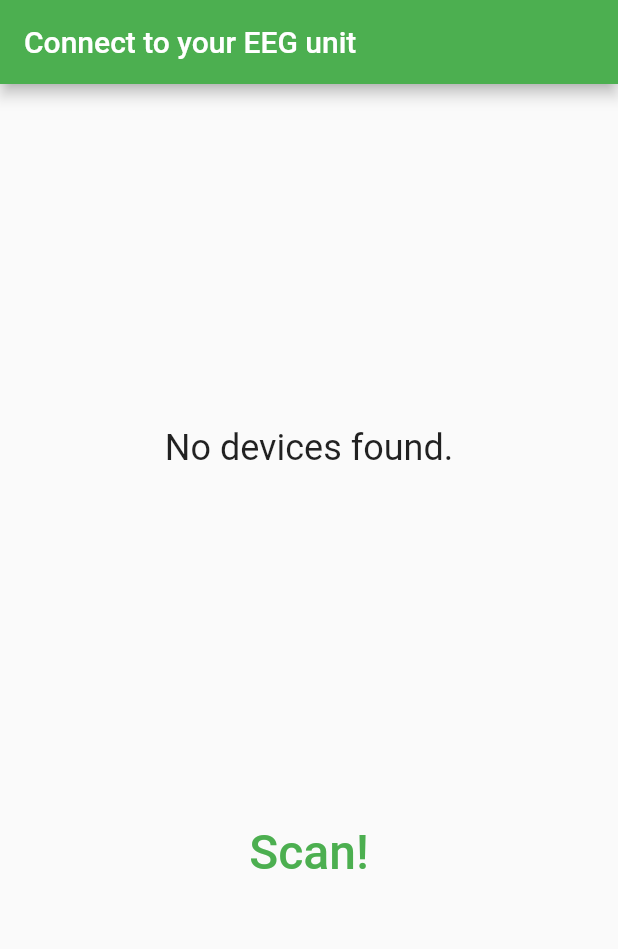
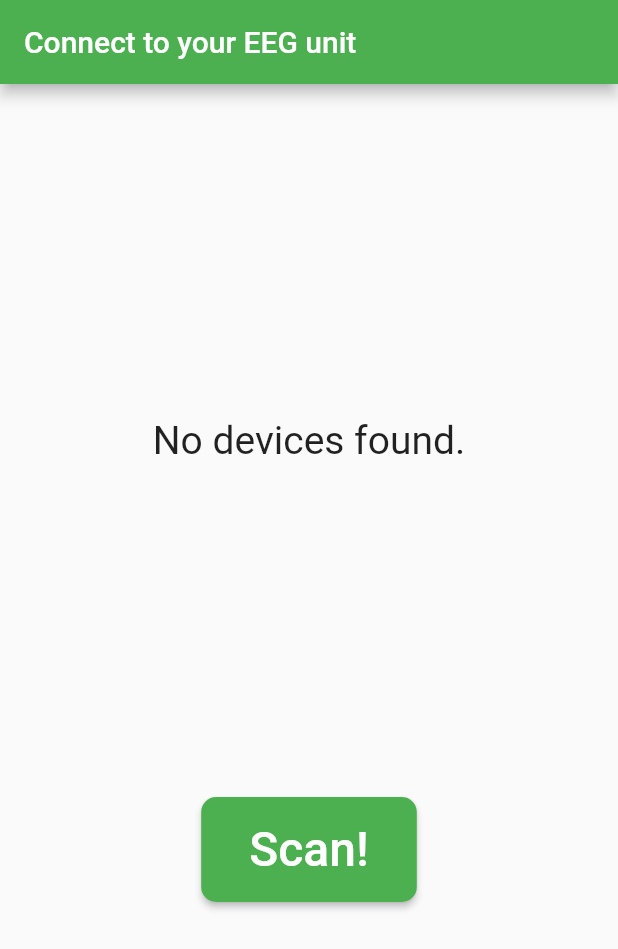
Before and after one commit to jmtorsvik/iot-4-eeg, a Flutter app: the screen it shows after launch, after a tap on "Scan!", on a phone screen of 412 x 824 dp. Shown: the top 949 px of the screen. Run offline on Flutter 3.47's test engine with Material 2 defaults, Android fonts, the phone set to English and light mode, and no system bars; our stand-ins replace flutter_blue_plus.

Commit message:
Scan for devices with name containing 'EEG_CONTROLLER'

```diff
--- a/eeg/connection_app/lib/device_list.dart
+++ b/eeg/connection_app/lib/device_list.dart
@@ -2,16 +2,24 @@ import 'package:flutter/material.dart';
 import 'package:flutter_blue_plus/flutter_blue_plus.dart';
 
 class DeviceList extends StatelessWidget {
-  const DeviceList(this.devices, {super.key});
+  const DeviceList(this.devices, this.onPressed, {super.key});
 
   final Set<BluetoothDevice> devices;
+  final Function onPressed;
 
   @override
   Widget build(BuildContext context) {
     return Column(
       children: devices
-          .map((device) =>
-              Text(device.name, style: const TextStyle(fontSize: 24)))
+          .map(
+            (device) => TextButton(
+              onPressed: () => onPressed(device.name),
+              child: Text(
+                device.name,
+                style: const TextStyle(fontSize: 20),
+              ),
+            ),
+          )
           .toList(),
     );
   }
--- a/eeg/connection_app/lib/home_screen.dart
+++ b/eeg/connection_app/lib/home_screen.dart
@@ -17,20 +17,76 @@ class _HomeScreenState extends State<HomeScreen> {
   Set<BluetoothDevice> _scannedDevices = {};
   bool _isScanning = false;
 
+  @override
+  Widget build(BuildContext context) {
+    return Scaffold(
+      appBar: AppBar(title: const Text('Connect to your EEG unit')),
+      body: Center(
+        child: Column(
+          mainAxisAlignment: MainAxisAlignment.spaceEvenly,
+          children: [
+            _isScanning
+                ? const Text(
+                    "Scanning...",
+                    style: TextStyle(fontSize: 26),
+                  )
+                : _scannedDevices.isEmpty
+                    ? const Text(
+                        "No devices found.",
+                        style: TextStyle(fontSize: 26),
+                      )
+                    : Column(
+                        mainAxisAlignment: MainAxisAlignment.spaceBetween,
+                        children: [
+                          const Text(
+                            "Found the following devices:",
+                            style: TextStyle(fontSize: 26),
+                          ),
+                          const SizedBox(height: 16),
+                          DeviceList(
+                            _scannedDevices,
+                            // TODO: Add function for connecting to EEG Controller
+                            (name) => print("Connect to $name"),
+                          ),
+                        ],
+                      ),
+            ElevatedButton(
+              onPressed: scanPeripherals,
+              style: ButtonStyle(
+                shape: MaterialStateProperty.all<RoundedRectangleBorder>(
+                  RoundedRectangleBorder(
+                    borderRadius: BorderRadius.circular(10),
+                  ),
+                ),
+              ),
+              child: const Padding(
+                padding: EdgeInsets.all(16),
+                child: Text(
+                  'Scan!',
+                  style: TextStyle(fontSize: 32),
+                ),
+              ),
+            ),
+          ],
+        ),
+      ),
+    );
+  }
+
   void scanPeripherals() async {
     Set<BluetoothDevice> devices = {};
 
     _flutterBlue.scanResults.listen((results) {
-      print("Scanning for nearby BLE devices...");
       for (ScanResult result in results) {
-        result.device.name.isNotEmpty && devices.add(result.device);
+        result.device.name.contains("EEG_CONTROLLER") &&
+            devices.add(result.device);
       }
     });
 
     print("Starting scan");
     setState(() => _isScanning = true);
 
-    await _flutterBlue.startScan(timeout: const Duration(seconds: 5));
+    await _flutterBlue.startScan(timeout: const Duration(seconds: 3));
 
     print("Stopping scan");
     _flutterBlue.stopScan();
@@ -42,28 +98,4 @@ class _HomeScreenState extends State<HomeScreen> {
 
     setState(() => _scannedDevices = devices);
   }
-
-  @override
-  Widget build(BuildContext context) {
-    return Scaffold(
-      appBar: AppBar(title: const Text('Connect to your EEG unit')),
-      body: Center(
-        child: Column(
-          mainAxisAlignment: MainAxisAlignment.spaceEvenly,
-          children: [
-            _isScanning
-                ? const Text("Scanning...", style: TextStyle(fontSize: 24))
-                : _scannedDevices.isEmpty
-                    ? const Text("No devices found.",
-                        style: TextStyle(fontSize: 24))
-                    : DeviceList(_scannedDevices),
-            TextButton(
-              onPressed: scanPeripherals,
-              child: const Text('Scan!', style: TextStyle(fontSize: 32)),
-            ),
-          ],
-        ),
-      ),
-    );
-  }
 }
--- a/eeg/connection_app/lib/main.dart
+++ b/eeg/connection_app/lib/main.dart
@@ -13,7 +13,9 @@ class ConnectionApp extends StatelessWidget {
   Widget build(BuildContext context) {
     return MaterialApp(
       title: 'Connection App',
-      theme: ThemeData(primarySwatch: Colors.green),
+      theme: ThemeData(
+        primarySwatch: Colors.green,
+      ),
       home: const HomeScreen(),
     );
   }
```
Also changed, not shown: 1 other file.
